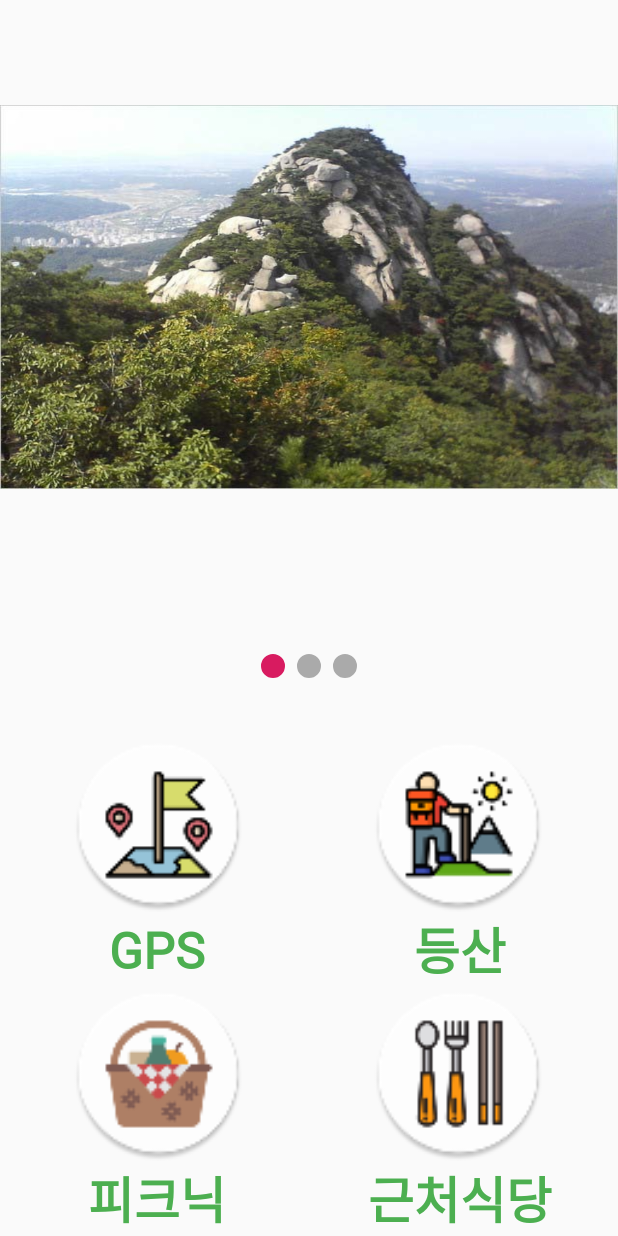
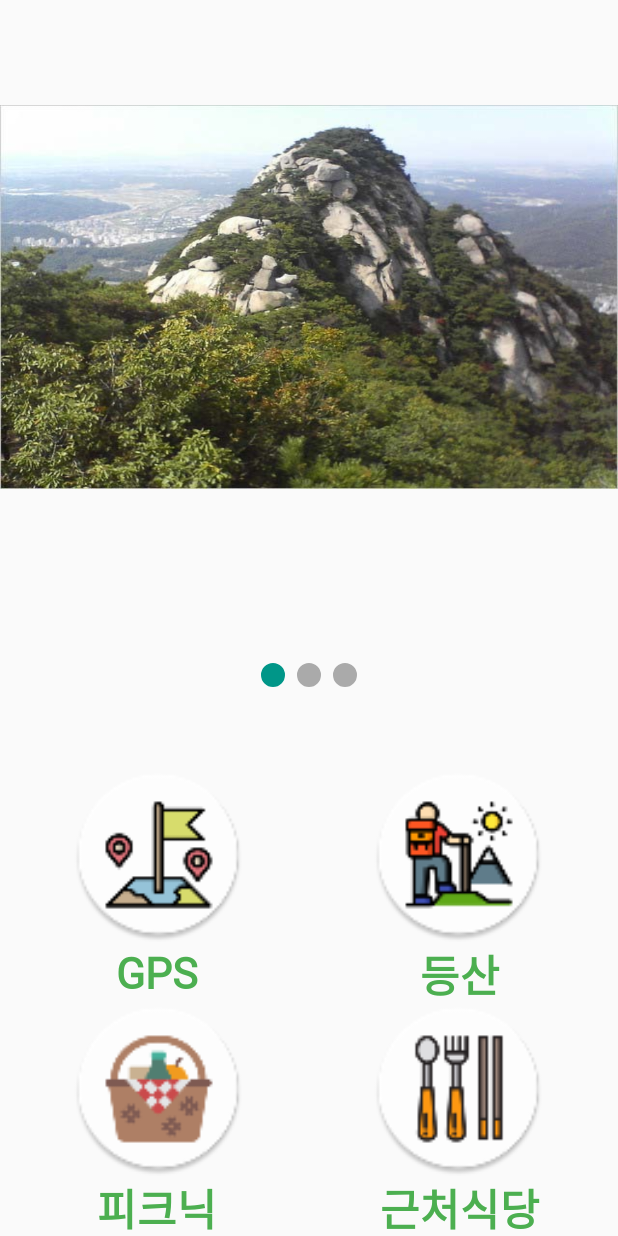
Before and after one commit to dltpt99/Gongmo, an Android app: the screen it shows after launch (MainActivity), on a phone screen of 412 x 824 dp. Run offline under Robolectric (Android 15) with nearby library versions, the phone set to English and light mode, and no system bars.

Commit message:
메인화면 수정 텍스트폰트적용

```diff
--- a/app/build.gradle
+++ b/app/build.gradle
@@ -14,7 +14,7 @@ android {
     buildTypes {
         release {
             minifyEnabled false
-            proguardFiles getDefaultProguardFile('proguard-android-optimize.txt'), 'proguard-rules.pro'
+            proguardFiles getDefaultProguardFile('proguard-android-optimize.txt'), 'proguard-rules.Climb_Hard'
         }
     }
 }
--- a/app/src/main/AndroidManifest.xml
+++ b/app/src/main/AndroidManifest.xml
@@ -36,9 +36,9 @@
         <activity android:name=".Restaurantactivity" />
         <activity android:name=".Picnicactivity" />
         <activity android:name=".Climbactivity" />
-        <activity android:name=".pro"/>
-        <activity android:name=".ama"/>
-        <activity android:name=".beginner"/>
+        <activity android:name=".Climb_Hard"/>
+        <activity android:name=".Climb_Normal"/>
+        <activity android:name=".Climb_Easy"/>
         <activity
             android:name=".SplashActivity"
             android:screenOrientation="portrait"
--- a/app/src/main/java/com/example/gongmo/ama.java
+++ b/app/src/main/java/com/example/gongmo/Climb_Easy.java
@@ -4,11 +4,11 @@ import androidx.appcompat.app.AppCompatActivity;
 
 import android.os.Bundle;
 
-public class ama extends AppCompatActivity {
+public class Climb_Easy extends AppCompatActivity {
 
     @Override
     protected void onCreate(Bundle savedInstanceState) {
         super.onCreate(savedInstanceState);
-        setContentView(R.layout.activity_ama);
+        setContentView(R.layout.activity_climb_easy);
     }
 }
--- a/app/src/main/java/com/example/gongmo/pro.java
+++ b/app/src/main/java/com/example/gongmo/Climb_Hard.java
@@ -4,11 +4,11 @@ import androidx.appcompat.app.AppCompatActivity;
 
 import android.os.Bundle;
 
-public class pro extends AppCompatActivity {
+public class Climb_Hard extends AppCompatActivity {
 
     @Override
     protected void onCreate(Bundle savedInstanceState) {
         super.onCreate(savedInstanceState);
-        setContentView(R.layout.activity_pro);
+        setContentView(R.layout.activity_climb_hard);
     }
 }
--- a/app/src/main/java/com/example/gongmo/beginner.java
+++ b/app/src/main/java/com/example/gongmo/Climb_Normal.java
@@ -4,11 +4,11 @@ import androidx.appcompat.app.AppCompatActivity;
 
 import android.os.Bundle;
 
-public class beginner extends AppCompatActivity {
+public class Climb_Normal extends AppCompatActivity {
 
     @Override
     protected void onCreate(Bundle savedInstanceState) {
         super.onCreate(savedInstanceState);
-        setContentView(R.layout.activity_beginner);
+        setContentView(R.layout.activity_climb_normal);
     }
 }
--- a/app/src/main/java/com/example/gongmo/Climbactivity.java
+++ b/app/src/main/java/com/example/gongmo/Climbactivity.java
@@ -14,15 +14,15 @@ public class Climbactivity extends AppCompatActivity {
         setContentView(R.layout.activity_climbactivity);
     }
     public void beginner(View v){
-        Intent intent = new Intent(this, beginner.class);
+        Intent intent = new Intent(this, Climb_Easy.class);
         startActivity(intent);
     }
     public void ama(View v){
-        Intent intent = new Intent(this, ama.class);
+        Intent intent = new Intent(this, Climb_Normal.class);
         startActivity(intent);
     }
     public void pro(View v){
-        Intent intent = new Intent(this, pro.class);
+        Intent intent = new Intent(this, Climb_Hard.class);
         startActivity(intent);
     }
 }
--- a/app/src/main/res/drawable/indicator_on.xml
+++ b/app/src/main/res/drawable/indicator_on.xml
@@ -5,8 +5,9 @@
             android:innerRadius="0dp"
             android:shape="ring"
             android:thickness="8dp"
-            android:useLevel="false">
-            <solid android:color="@color/colorAccent"/>
+            android:useLevel="false"
+            >
+            <solid android:color="#009688"/>
         </shape>
     </item>
 </layer-list>
--- a/app/src/main/res/layout/activity_beginner.xml
+++ b/app/src/main/res/layout/activity_climb_easy.xml
@@ -4,7 +4,7 @@
     xmlns:tools="http://schemas.android.com/tools"
     android:layout_width="match_parent"
     android:layout_height="match_parent"
-    tools:context=".beginner">
+    tools:context=".Climb_Easy">
 
     <ScrollView
         android:layout_width="match_parent"
--- a/app/src/main/res/layout/activity_ama.xml
+++ b/app/src/main/res/layout/activity_climb_hard.xml
@@ -4,6 +4,6 @@
     xmlns:tools="http://schemas.android.com/tools"
     android:layout_width="match_parent"
     android:layout_height="match_parent"
-    tools:context=".ama">
+    tools:context=".Climb_Hard">
 
 </androidx.constraintlayout.widget.ConstraintLayout>
--- a/app/src/main/res/layout/activity_pro.xml
+++ b/app/src/main/res/layout/activity_climb_normal.xml
@@ -4,6 +4,6 @@
     xmlns:tools="http://schemas.android.com/tools"
     android:layout_width="match_parent"
     android:layout_height="match_parent"
-    tools:context=".pro">
+    tools:context=".Climb_Normal">
 
 </androidx.constraintlayout.widget.ConstraintLayout>
--- a/app/src/main/res/layout/activity_main.xml
+++ b/app/src/main/res/layout/activity_main.xml
@@ -23,7 +23,7 @@
         android:id="@+id/tab_layout"
         android:layout_width="match_parent"
         android:layout_height="wrap_content"
-        android:layout_marginBottom="356dp"
+        android:layout_marginBottom="350dp"
         app:layout_constraintBottom_toBottomOf="parent"
         app:layout_constraintEnd_toEndOf="parent"
         app:tabBackground="@drawable/tab_selector"
@@ -46,13 +46,13 @@
     <TextView
         android:id="@+id/Climbbtn"
         android:layout_width="110dp"
-        android:layout_height="50dp"
+        android:layout_height="40dp"
         android:layout_marginEnd="50dp"
         android:fontFamily="@font/goyang"
-        android:textColor="#4CAF50"
         android:gravity="center"
         android:text="@string/Climbbtn"
-        android:textSize="15pt"
+        android:textColor="#4CAF50"
+        android:textSize="13pt"
         android:textStyle="bold"
         app:layout_constraintBottom_toTopOf="@+id/restaurantButton"
         app:layout_constraintEnd_toEndOf="parent" />
@@ -86,13 +86,13 @@
     <TextView
         android:id="@+id/Picnicbbtn"
         android:layout_width="110dp"
-        android:layout_height="50dp"
+        android:layout_height="40dp"
         android:layout_marginStart="50dp"
         android:fontFamily="@font/goyang"
-        android:textColor="#4CAF50"
         android:gravity="center"
         android:text="@string/Picnicbtn"
-        android:textSize="15pt"
+        android:textColor="#4CAF50"
+        android:textSize="13pt"
         android:textStyle="bold"
         app:layout_constraintBottom_toBottomOf="parent"
         app:layout_constraintStart_toStartOf="parent" />
@@ -100,13 +100,13 @@
     <TextView
         android:id="@+id/GPSbtn"
         android:layout_width="110dp"
-        android:layout_height="50dp"
+        android:layout_height="40dp"
         android:layout_marginStart="50dp"
         android:fontFamily="@font/goyang"
-        android:textColor="#4CAF50"
         android:gravity="center"
         android:text="@string/GPSbtn"
-        android:textSize="15pt"
+        android:textColor="#4CAF50"
+        android:textSize="13pt"
         android:textStyle="bold"
         app:layout_constraintBottom_toTopOf="@+id/picnicButton"
         app:layout_constraintStart_toStartOf="parent" />
@@ -114,13 +114,13 @@
     <TextView
         android:id="@+id/Restaurantbtn"
         android:layout_width="130dp"
-        android:layout_height="50dp"
+        android:layout_height="40dp"
         android:layout_marginEnd="40dp"
         android:fontFamily="@font/goyang"
         android:gravity="center"
         android:text="@string/near_restaurant"
         android:textColor="#4CAF50"
-        android:textSize="15pt"
+        android:textSize="13pt"
         android:textStyle="bold"
         app:layout_constraintBottom_toBottomOf="parent"
         app:layout_constraintEnd_toEndOf="parent" />
```
